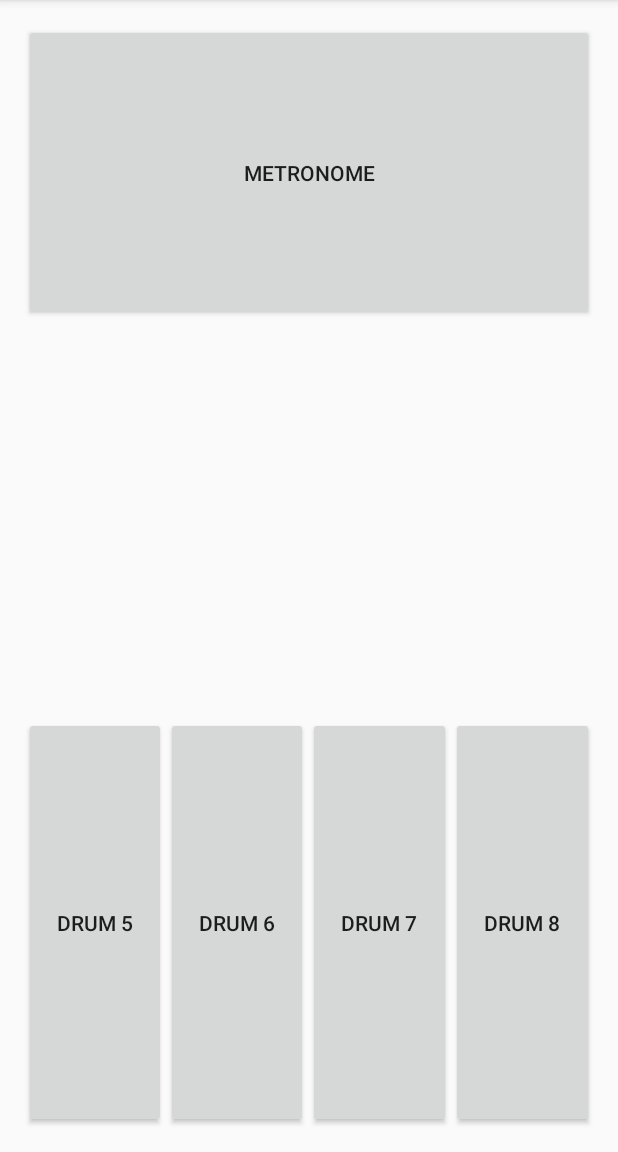
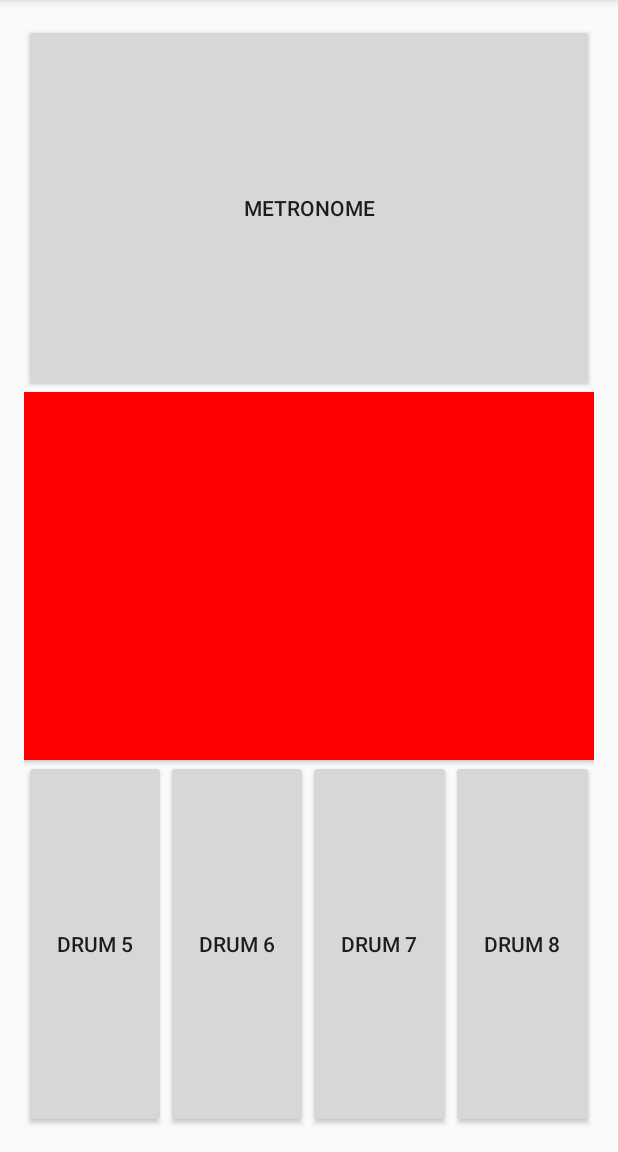
Before and after one commit to VirtualPaws/LearnToBeat, an Android app: the screen it shows after launch (MainActivity), after a tap on "DRUM 5", on a phone screen of 412 x 824 dp, the part 84-1236 px from its top. Run offline under Robolectric (Android 15) with nearby library versions, the phone set to English and light mode, and no system bars; 3 statements that could not run were skipped.

Commit message:
tracking button click und vergleich mit takt + visuelles feedback

```diff
--- a/app/src/main/AndroidManifest.xml
+++ b/app/src/main/AndroidManifest.xml
@@ -14,7 +14,11 @@
 
                 <category android:name="android.intent.category.LAUNCHER" />
             </intent-filter>
-        </activity>
+        </activity><!-- ATTENTION: This was auto-generated to add Google Play services to your project for
+     App Indexing.  See https://g.co/AppIndexing/AndroidStudio for more information. -->
+        <meta-data
+            android:name="com.google.android.gms.version"
+            android:value="@integer/google_play_services_version" />
     </application>
 
 </manifest>
--- a/app/src/main/java/com/example/mephysta/learntobeat/AudioGenerator.java
+++ b/app/src/main/java/com/example/mephysta/learntobeat/AudioGenerator.java
@@ -39,7 +39,7 @@ public class AudioGenerator {
 
     public void createPlayer(){
         audioTrack = new AudioTrack(AudioManager.STREAM_MUSIC,
-                sampleRate, AudioFormat.CHANNEL_CONFIGURATION_MONO,
+                sampleRate, AudioFormat.CHANNEL_OUT_MONO,
                 AudioFormat.ENCODING_PCM_16BIT, sampleRate,
                 AudioTrack.MODE_STREAM);
 
--- a/app/src/main/java/com/example/mephysta/learntobeat/MainActivity.java
+++ b/app/src/main/java/com/example/mephysta/learntobeat/MainActivity.java
@@ -1,6 +1,8 @@
 package com.example.mephysta.learntobeat;
 
+import android.icu.math.BigDecimal;
 import android.media.MediaPlayer;
+import android.net.Uri;
 import android.support.v7.app.AppCompatActivity;
 import android.os.Bundle;
 import android.util.Log;
@@ -8,12 +10,34 @@ import android.view.View;
 import android.view.View.OnClickListener;
 import android.widget.Button;
 
+import com.google.android.gms.appindexing.Action;
+import com.google.android.gms.appindexing.AppIndex;
+import com.google.android.gms.appindexing.Thing;
+import com.google.android.gms.common.api.GoogleApiClient;
+
+import java.util.HashMap;
+import java.util.Map;
+
 public class MainActivity extends AppCompatActivity {
 
     Metronome metronome;
     Thread metronomeThread;
-    int noteDuration = 2400;
+    double start;
+
     public static boolean isPlaying = false;
+    public static final int BPM = 100;
+    public static final double TOLERANCE = 0.1;
+    public static final int COLOR_SUCCESS = 0xFF00FF00;
+    public static final int COLOR_FAIL = 0xFFFF0000;
+    public static final int DIVISOR_SECONDS = 1000;
+
+    public static Map<Integer, Double> beat2time = new HashMap<>();
+    /**
+     * ATTENTION: This was auto-generated to implement the App Indexing API.
+     * See https://g.co/AppIndexing/AndroidStudio for more information.
+     */
+    private GoogleApiClient client;
+
     @Override
     protected void onCreate(Bundle savedInstanceState) {
         super.onCreate(savedInstanceState);
@@ -38,26 +62,49 @@ public class MainActivity extends AppCompatActivity {
         metronome.setBeatSound(16.35); //sound C
         metronome.setSound(18.35); // sound D
 */
-        metronome = new Metronome(100, 1000, 18.35, 16.35);
+
+        for(int i = 0; i<BPM; i++){
+            beat2time.put(i,(60/(double)BPM)*i);
+            Log.d(i + ". beat", " " + beat2time.get(i));
+        }
+
+
+
+        metronome = new Metronome(BPM, 1000, 18.35, 16.35);
         metronomeThread = new Thread(metronome);
 
         // OnclickListener
         OnClickListener listener = new OnClickListener() {
             @Override
             public void onClick(View v) {
-                switch (v.getId()){
+                switch (v.getId()) {
                     case R.id.drum1:
-                        if(isPlaying) {
+                        if (isPlaying) {
                             isPlaying = false;
                             metronomeThread.interrupt();
-                        }
-                        else if(!isPlaying) {
+                        } else if (!isPlaying) {
                             isPlaying = true;
                             metronomeThread.start();
+                            start = System.currentTimeMillis();
                         }
                         break;
                     case R.id.drum5:
-                        mp5.start();
+                        //mp5.start();
+                        Button resultBtn = (Button) findViewById(R.id.result);
+                        double duration = (double)((System.currentTimeMillis() - start) / DIVISOR_SECONDS);
+                        boolean hitCorrectly = false;
+                        for(double value : beat2time.values()){
+                            if(duration < value + TOLERANCE && duration > value - TOLERANCE){
+                                Log.d("RESULT", "treffer!");
+                                hitCorrectly = true;
+                            }
+                        }
+                        Log.d("Hit", " " + duration);
+                        if(hitCorrectly){
+                            resultBtn.setBackgroundColor(COLOR_SUCCESS);
+                        }else{
+                            resultBtn.setBackgroundColor(COLOR_FAIL);
+                        }
                         break;
                     case R.id.drum6:
                         mp6.start();
@@ -87,5 +134,44 @@ public class MainActivity extends AppCompatActivity {
         btn8.setOnClickListener(listener);
 
 
+        // ATTENTION: This was auto-generated to implement the App Indexing API.
+        // See https://g.co/AppIndexing/AndroidStudio for more information.
+        client = new GoogleApiClient.Builder(this).addApi(AppIndex.API).build();
+    }
+
+    /**
+     * ATTENTION: This was auto-generated to implement the App Indexing API.
+     * See https://g.co/AppIndexing/AndroidStudio for more information.
+     */
+    public Action getIndexApiAction() {
+        Thing object = new Thing.Builder()
+                .setName("Main Page") // TODO: Define a title for the content shown.
+                // TODO: Make sure this auto-generated URL is correct.
+                .setUrl(Uri.parse("http://[ENTER-YOUR-URL-HERE]"))
+                .build();
+        return new Action.Builder(Action.TYPE_VIEW)
+                .setObject(object)
+                .setActionStatus(Action.STATUS_TYPE_COMPLETED)
+                .build();
+    }
+
+    @Override
+    public void onStart() {
+        super.onStart();
+
+        // ATTENTION: This was auto-generated to implement the App Indexing API.
+        // See https://g.co/AppIndexing/AndroidStudio for more information.
+        client.connect();
+        AppIndex.AppIndexApi.start(client, getIndexApiAction());
+    }
+
+    @Override
+    public void onStop() {
+        super.onStop();
+
+        // ATTENTION: This was auto-generated to implement the App Indexing API.
+        // See https://g.co/AppIndexing/AndroidStudio for more information.
+        AppIndex.AppIndexApi.end(client, getIndexApiAction());
+        client.disconnect();
     }
 }
--- a/app/src/main/java/com/example/mephysta/learntobeat/Metronome.java
+++ b/app/src/main/java/com/example/mephysta/learntobeat/Metronome.java
@@ -1,6 +1,9 @@
 package com.example.mephysta.learntobeat;
 
 import android.os.Process;
+import android.os.SystemClock;
+import android.provider.Settings;
+import android.text.format.Time;
 import android.util.Log;
 
 /*
@@ -37,6 +40,7 @@ public class Metronome implements Runnable {
     }
 
     public void play() {
+        long start = System.currentTimeMillis();
         calcSilence();
         double[] tick =
                 audioGenerator.getSineWave(this.tick, 8000, beatSound);
@@ -48,11 +52,16 @@ public class Metronome implements Runnable {
         do {
             for(int i=0;i<sound.length&&play;i++) {
                 if(t<this.tick) {
-                    if(b == 0)
+                    if(b == 0) {
                         sound[i] = tock[t];
-                    else
+                        long now = System.currentTimeMillis();
+                        //Log.d("TIME TEST", t + ": " + (now - start));
+                        //Log.d("i", i + "");
+                    }else {
                         sound[i] = tick[t];
+                    }
                     t++;
+
                 } else {
                     sound[i] = silence;
                     s++;
--- a/app/src/main/res/layout/activity_main.xml
+++ b/app/src/main/res/layout/activity_main.xml
@@ -10,24 +10,23 @@
     android:orientation="vertical"
     tools:context="com.example.mephysta.learntobeat.MainActivity">
 
-    <LinearLayout
+    <Button
         android:layout_width="match_parent"
         android:layout_height="0dp"
-        android:layout_weight="0.22"
-        android:orientation="horizontal">
+        android:layout_weight="0.33"
+        android:text="Metronome"
+        android:id="@+id/drum1"/>
 
-        <Button
-            android:layout_width="0dp"
-            android:layout_height="198dp"
-            android:layout_weight="0.25"
-            android:text="Metronome"
-            android:id="@+id/drum1"/>
-    </LinearLayout>
+    <Button
+        android:layout_width="match_parent"
+        android:layout_height="0dp"
+        android:layout_weight="0.33"
+        android:id="@+id/result"/>
 
     <LinearLayout
         android:layout_width="match_parent"
         android:layout_height="0dp"
-        android:layout_weight="0.13"
+        android:layout_weight="0.33"
         android:orientation="horizontal">
 
         <Button
@@ -55,5 +54,4 @@
             android:text="drum 8"
             android:id="@+id/drum8"/>
     </LinearLayout>
-
 </LinearLayout>
```
